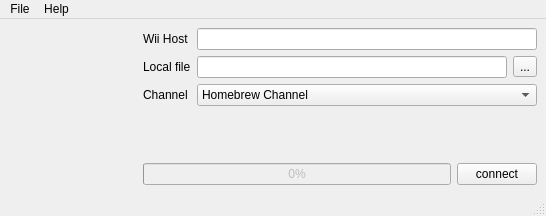
The window that c++/forms/mainform.ui (dev-0x7C6/qwiiload) describes before a commit, drawn with Qt 5.
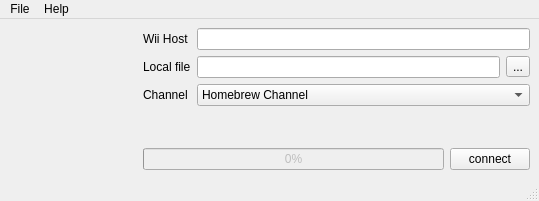
The same window after the commit. Icons and pictures are not drawn.

What changed in the file:
```diff
--- a/c++/forms/mainform.ui
+++ b/c++/forms/mainform.ui
@@ -5,8 +5,8 @@
    <rect>
     <x>0</x>
     <y>0</y>
-    <width>546</width>
-    <height>216</height>
+    <width>539</width>
+    <height>201</height>
    </rect>
   </property>
   <property name="windowTitle" >
@@ -143,7 +143,7 @@
     <rect>
      <x>0</x>
      <y>0</y>
-     <width>546</width>
+     <width>539</width>
      <height>26</height>
     </rect>
    </property>
```
Left out of the diff: 20 changed lines with no effect on the pictures.
